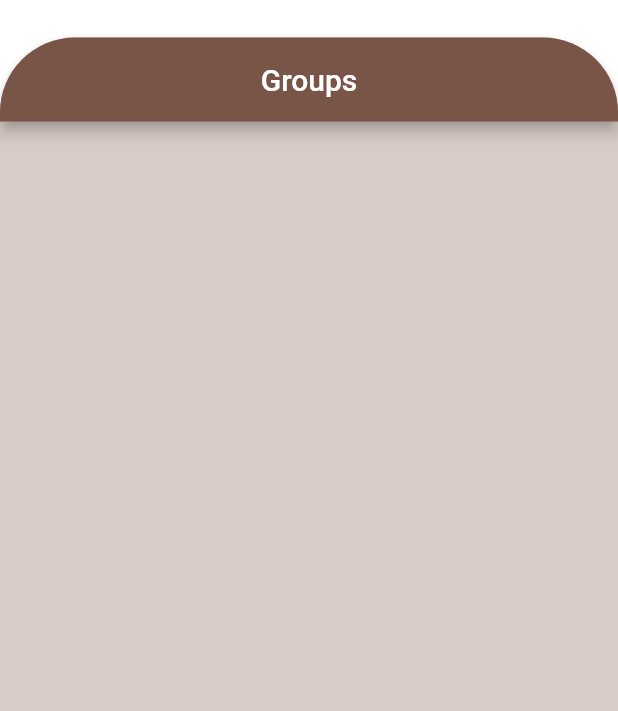
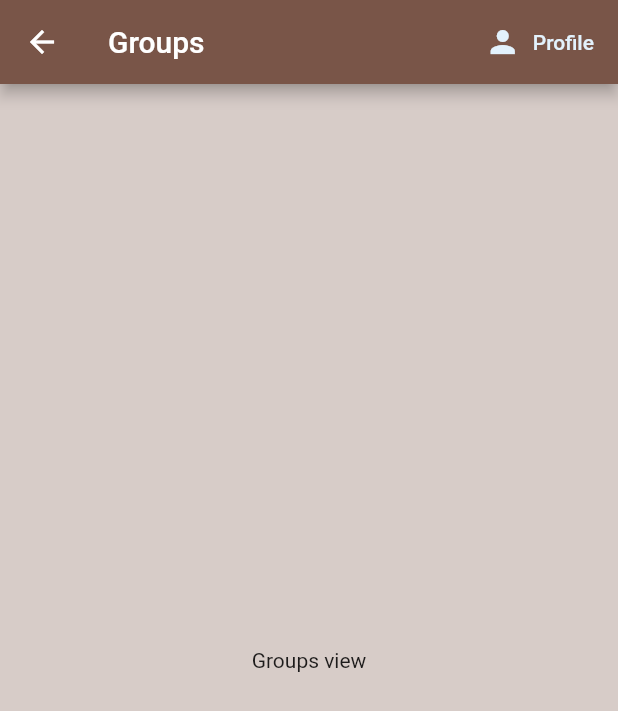
Before and after one commit to jtlinna/caffeine_me_up, a Flutter app: the GroupsView screen opened directly, on a phone screen of 412 x 824 dp. Shown: the top 711 px of the screen. Run offline on Flutter 3.47's test engine with Material 2 defaults, Android fonts, the phone set to English and light mode, and no system bars; our stand-ins replace cloud_firestore, firebase_auth, flutter_spinkit; accounts and stored records are empty.

Commit message:
Changed home view's navigation structure to use routes

```diff
--- a/lib/views/home/groups_view.dart
+++ b/lib/views/home/groups_view.dart
@@ -1,30 +1,13 @@
+import 'package:cafeine_me_up/views/home/home_scaffold.dart';
 import 'package:flutter/material.dart';
 
 class GroupsView extends StatelessWidget {
   @override
   Widget build(BuildContext context) {
-    return Container(
-      color: Colors.transparent,
-      padding: EdgeInsets.only(top: 25),
-      child: Container(
-        decoration: BoxDecoration(
-            borderRadius: BorderRadius.only(
-                topLeft: Radius.circular(50), topRight: Radius.circular(50)),
-            color: Theme.of(context).backgroundColor),
-        child: Column(
-          children: <Widget>[
-            AppBar(
-              centerTitle: true,
-              title: Text('Groups'),
-              shape: RoundedRectangleBorder(
-                  borderRadius: BorderRadius.only(
-                      topLeft: Radius.circular(50),
-                      topRight: Radius.circular(50))),
-            ),
-            SizedBox(height: 50),
-          ],
-        ),
-      ),
-    );
+    return HomeScaffold(
+        title: 'Groups',
+        body: Container(
+            color: Theme.of(context).backgroundColor,
+            child: Center(child: Text('Groups view'))));
   }
 }
--- /dev/null
+++ b/lib/views/home/home_scaffold.dart
@@ -0,0 +1,38 @@
+import 'package:cafeine_me_up/models/user_data.dart';
+import 'package:cafeine_me_up/services/database_service.dart';
+import 'package:cafeine_me_up/views/home/profile_view.dart';
+import 'package:cafeine_me_up/views/loading.dart';
+import 'package:flutter/material.dart';
+import 'package:provider/provider.dart';
+
+class HomeScaffold extends StatelessWidget {
+  final String title;
+  final Widget body;
+
+  HomeScaffold({this.title, this.body});
+
+  @override
+  Widget build(BuildContext context) {
+    final UserData userData = Provider.of<UserData>(context);
+    void _showProfile() {
+      showModalBottomSheet(
+          context: context,
+          builder: (context) => StreamProvider<UserData>.value(
+              value: DatabaseService().userData(userData.uid),
+              child: ProfileView()));
+    }
+
+    return userData == null
+        ? Loading()
+        : Scaffold(
+            appBar: AppBar(title: Text(title), actions: <Widget>[
+              FlatButton.icon(
+                icon: Icon(Icons.person),
+                label: Text('Profile'),
+                onPressed: _showProfile,
+                textColor: Theme.of(context).secondaryHeaderColor,
+              )
+            ]),
+            body: body);
+  }
+}
--- a/lib/views/home/profile_view.dart
+++ b/lib/views/home/profile_view.dart
@@ -253,6 +253,7 @@ class _ProfileViewState extends State<ProfileView> {
           children: <Widget>[
             AppBar(
               centerTitle: true,
+              automaticallyImplyLeading: false,
               title: Text('Profile'),
               shape: RoundedRectangleBorder(
                   borderRadius: BorderRadius.only(
```
Also changed, not shown: lib/views/home/consume_drink_view.dart (+10 -16 lines), lib/views/home/home_view.dart (+25 -46 lines), lib/views/home/stats_view.dart (+13 -22 lines).
